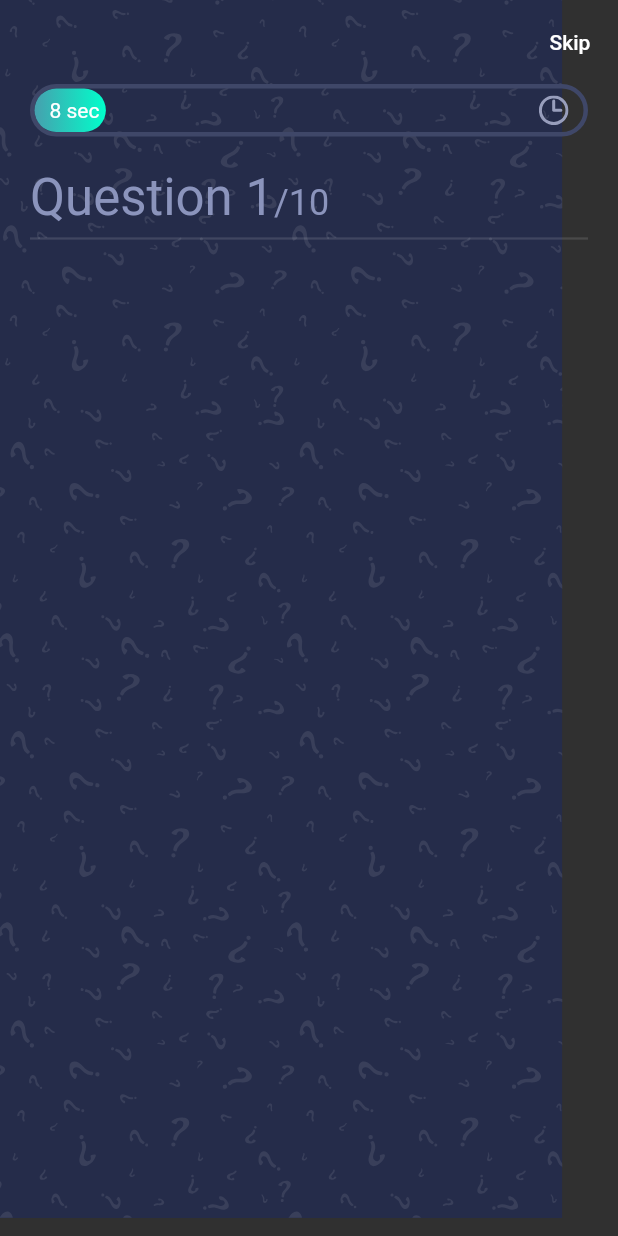
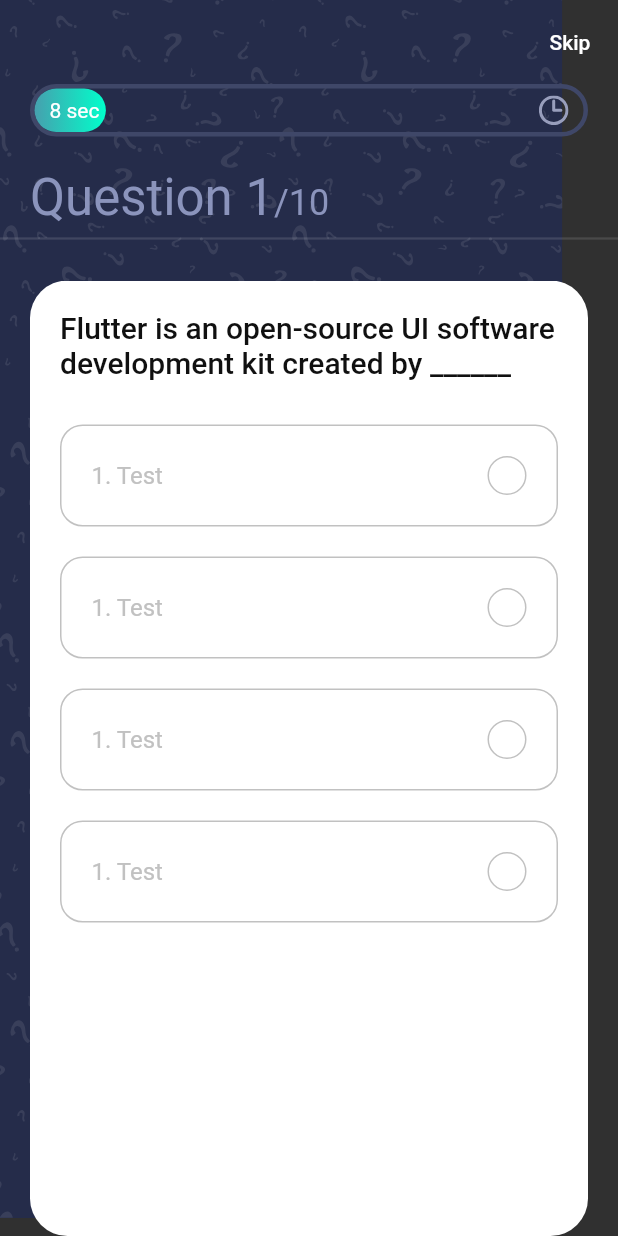
Before and after one commit to HoeYeon/Flutter, a Flutter app: the screen it shows after launch, on a phone screen of 412 x 824 dp. Run offline on Flutter 3.47's test engine with Material 2 defaults, Android fonts, the phone set to English and light mode, and no system bars; our stand-ins replace get, websafe_svg.

Commit message:
feat: add questionCard

```diff
--- a/Quiz-App-Flutter-Starting/lib/controllers/question_controller.dart
+++ b/Quiz-App-Flutter-Starting/lib/controllers/question_controller.dart
@@ -1,5 +1,7 @@
 import 'package:flutter/material.dart';
+import 'package:get/get.dart';
 import 'package:get/get_state_manager/get_state_manager.dart';
+import 'package:quiz_app/models/Questions.dart';
 
 // 움직이는 status bar를 위해 사용
 class QuestionController extends GetxController
@@ -10,6 +12,35 @@ class QuestionController extends GetxController
   Animation _animation;
   // so that we can access our animation outside
   Animation get animation => this._animation;
+
+  List<Question> _question = sample_data
+      .map(
+        (question) => Question(
+          id: question['id'],
+          question: question['question'],
+          options: question['options'],
+          answer: question['answer_index'],
+        ),
+      )
+      .toList();
+
+  List<Question> get questions => this._question;
+
+  bool _isAnswered = false;
+  bool get isAnswered => this._isAnswered;
+
+  int _correctAns;
+  int get correctAns => this._correctAns;
+
+  int _selectedAns;
+  int get selectedAns => this._selectedAns;
+
+  // obs? 확인해보자
+  RxInt _questionNumber = 1.obs;
+  RxInt get questionNumber => this._questionNumber;
+
+  int _numOfCorrectAns;
+  int get numOfCorrectAns => this._numOfCorrectAns;
 
   @override
   void onInit() {
@@ -26,4 +57,16 @@ class QuestionController extends GetxController
 
     super.onInit();
   }
+
+  void checkAns(Question question, int selectedIndex) {
+    _isAnswered = true;
+    _correctAns = question.answer;
+    _selectedAns = selectedIndex;
+
+    if (_correctAns == _selectedAns) _numOfCorrectAns++;
+
+    // it will stop the counter
+    _animationController.stop();
+    update();
+  }
 }
--- a/Quiz-App-Flutter-Starting/lib/screens/quiz/components/body.dart
+++ b/Quiz-App-Flutter-Starting/lib/screens/quiz/components/body.dart
@@ -1,7 +1,10 @@
 import 'package:flutter/material.dart';
+import 'package:get/get.dart';
 
 import 'package:quiz_app/constants.dart';
+import 'package:quiz_app/controllers/question_controller.dart';
 import 'package:quiz_app/screens/quiz/components/progress_bar.dart';
+import 'package:quiz_app/screens/quiz/components/question_card.dart';
 import 'package:websafe_svg/websafe_svg.dart';
 
 class Body extends StatelessWidget {
@@ -11,18 +14,25 @@ class Body extends StatelessWidget {
 
   @override
   Widget build(BuildContext context) {
+    // so that we access our controller
+    QuestionController _questionController = Get.put(QuestionController());
     return Stack(
       children: [
         WebsafeSvg.asset("assets/icon/bg.svg", fit: BoxFit.fill),
         SafeArea(
-          child: Padding(
-            padding: const EdgeInsets.symmetric(horizontal: kDefaultPadding),
           child: Column(
             crossAxisAlignment: CrossAxisAlignment.start,
             children: [
-                ProgressBar(),
+              Padding(
+                padding:
+                    const EdgeInsets.symmetric(horizontal: kDefaultPadding),
+                child: ProgressBar(),
+              ),
               SizedBox(height: kDefaultPadding),
-                Text.rich(
+              Padding(
+                padding:
+                    const EdgeInsets.symmetric(horizontal: kDefaultPadding),
+                child: Text.rich(
                   TextSpan(
                     text: "Question 1",
                     style: Theme.of(context)
@@ -39,10 +49,18 @@ class Body extends StatelessWidget {
                     ],
                   ),
                 ),
+              ),
               Divider(thickness: 1.5),
               SizedBox(height: kDefaultPadding),
+              Expanded(
+                child: PageView.builder(
+                  itemCount: _questionController.questions.length,
+                  itemBuilder: (context, index) => QuestionCard(
+                    question: _questionController.questions[index],
+                  ),
+                ),
+              ),
             ],
-            ),
           ),
         )
       ],
--- /dev/null
+++ b/Quiz-App-Flutter-Starting/lib/screens/quiz/components/option.dart
@@ -0,0 +1,56 @@
+import 'package:flutter/material.dart';
+import 'package:get/get_state_manager/get_state_manager.dart';
+import 'package:quiz_app/constants.dart';
+import 'package:quiz_app/controllers/question_controller.dart';
+
+class Option extends StatelessWidget {
+  const Option({
+    Key key,
+    this.text,
+    this.index,
+    this.press,
+  }) : super(key: key);
+
+  final String text;
+  final int index;
+  final VoidCallback press;
+
+  @override
+  Widget build(BuildContext context) {
+    return GetBuilder<QuestionController>(
+        init: QuestionController(),
+        builder: (questionController) {
+          return InkWell(
+            onTap: press,
+            child: Container(
+              margin: EdgeInsets.only(top: kDefaultPadding),
+              padding: EdgeInsets.all(kDefaultPadding),
+              decoration: BoxDecoration(
+                border: Border.all(color: kGrayColor),
+                borderRadius: BorderRadius.circular(15),
+              ),
+              child: Row(
+                mainAxisAlignment: MainAxisAlignment.spaceBetween,
+                children: [
+                  Text(
+                    "1. Test",
+                    style: TextStyle(
+                      color: kGrayColor,
+                      fontSize: 16,
+                    ),
+                  ),
+                  Container(
+                    height: 26,
+                    width: 26,
+                    decoration: BoxDecoration(
+                      border: Border.all(color: kGrayColor),
+                      borderRadius: BorderRadius.circular(50),
+                    ),
+                  )
+                ],
+              ),
+            ),
+          );
+        });
+  }
+}
--- /dev/null
+++ b/Quiz-App-Flutter-Starting/lib/screens/quiz/components/question_card.dart
@@ -0,0 +1,48 @@
+import 'package:flutter/material.dart';
+import 'package:get/get.dart';
+import 'package:quiz_app/constants.dart';
+import 'package:quiz_app/controllers/question_controller.dart';
+import 'package:quiz_app/models/Questions.dart';
+
+import 'option.dart';
+
+class QuestionCard extends StatelessWidget {
+  const QuestionCard({
+    Key key,
+    @required this.question,
+  }) : super(key: key);
+
+  final Question question;
+
+  @override
+  Widget build(BuildContext context) {
+    QuestionController _controller = Get.put(QuestionController());
+    return Container(
+      margin: EdgeInsets.symmetric(horizontal: kDefaultPadding),
+      padding: EdgeInsets.all(kDefaultPadding),
+      decoration: BoxDecoration(
+        color: Colors.white,
+        borderRadius: BorderRadius.circular(25),
+      ),
+      child: Column(
+        children: [
+          Text(
+            question.question,
+            style: Theme.of(context)
+                .textTheme
+                .headline6
+                .copyWith(color: kBlackColor),
+          ),
+          SizedBox(height: kDefaultPadding / 2),
+          ...List.generate(
+              question.options.length,
+              (index) => Option(
+                    index: index,
+                    text: question.options[index],
+                    press: () => _controller.checkAns(question, index),
+                  ))
+        ],
+      ),
+    );
+  }
+}
```
Lines whose indentation alone changed are shown as unchanged.
